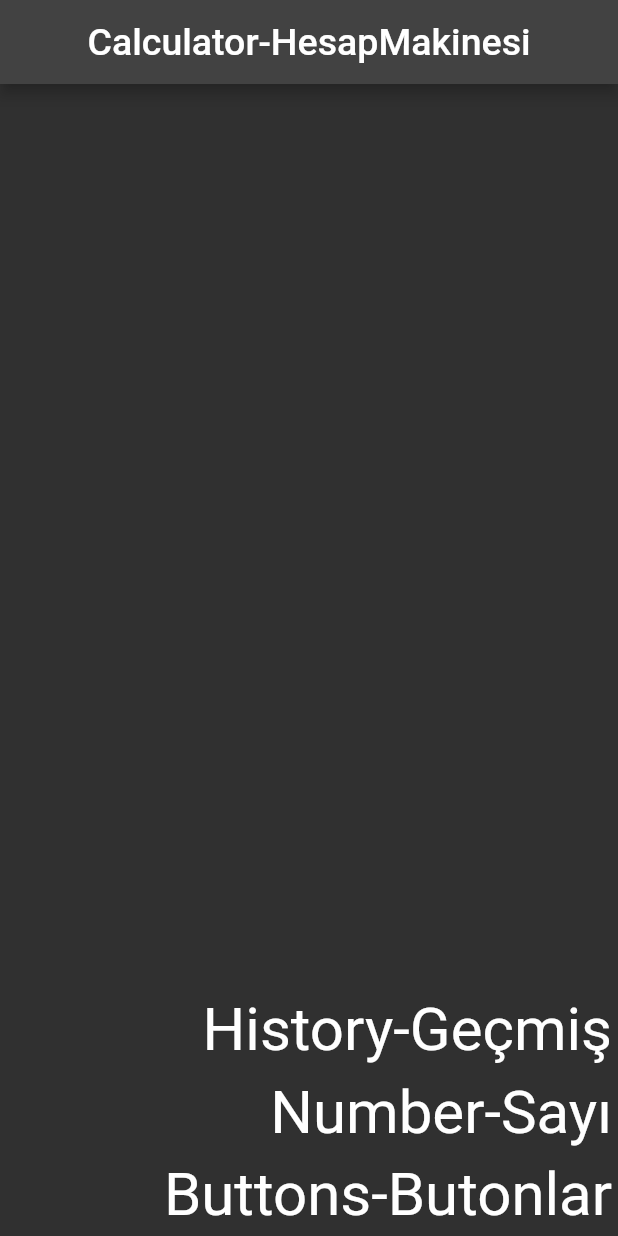
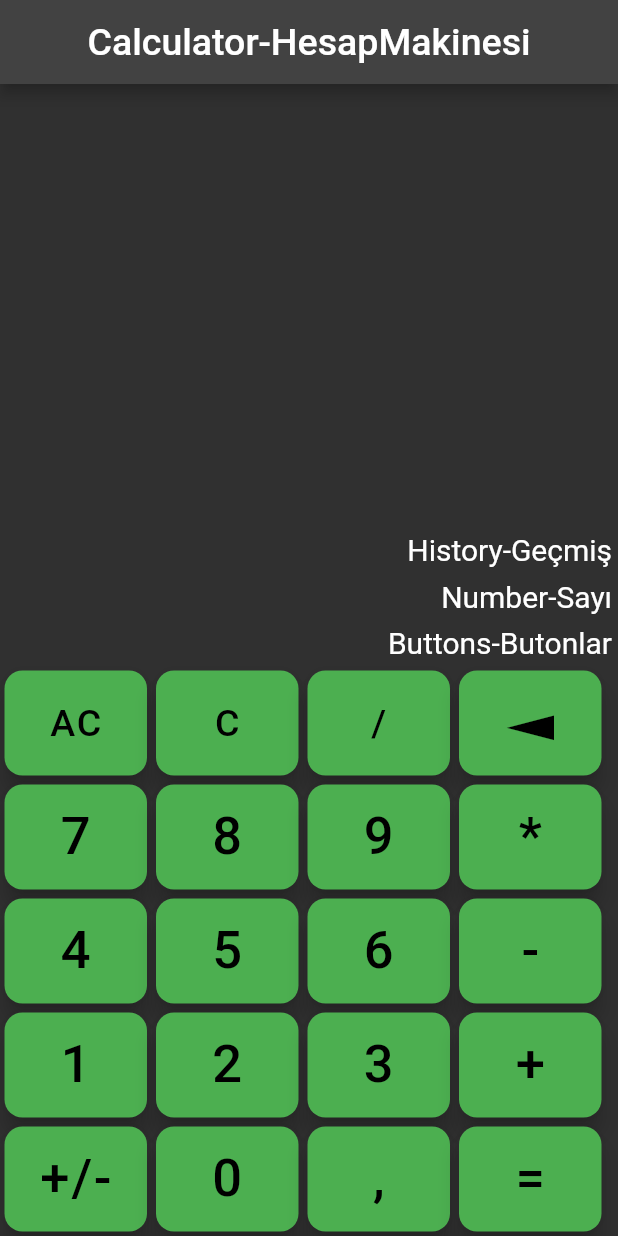
Before and after one commit to ahmet1bey/Projects-Projeler, a Flutter app: the screen it shows after launch, on a phone screen of 412 x 824 dp. Run offline on Flutter 3.47's test engine with Material 2 defaults, Android fonts, the phone set to English and light mode, and no system bars; our stand-ins replace google_fonts.

Commit message:
Görsel tasarım yapıldı

```diff
--- /dev/null
+++ b/Dart-Flutter/Calculator-HesapMakinesi-1/hesapla/lib/ButtonsButonlar.dart
@@ -0,0 +1,42 @@
+import 'package:flutter/material.dart';
+import 'package:google_fonts/google_fonts.dart';
+
+class ButtonsButonlar extends StatelessWidget {
+  final String TextMetin;
+  final double SizeBoyut;
+  final Function ClickTiklama;
+
+  const ButtonsButonlar(
+      { //Key? key,
+      required this.TextMetin,
+      required this.SizeBoyut,
+      required this.ClickTiklama});
+       //: super(key: key);
+
+  @override
+  Widget build(BuildContext context) {
+    return Container(
+      margin: EdgeInsets.all(3.0),
+      child: SizedBox(
+          width: 95,
+          height: 70,
+          child: FloatingActionButton(
+            onPressed: () {
+              ClickTiklama(TextMetin);
+            },
+            backgroundColor: Colors.green,
+            shape: RoundedRectangleBorder(
+              borderRadius: BorderRadius.circular(12),
+            ),
+            foregroundColor: Colors.black,
+            child: Text(
+              TextMetin,
+              style: GoogleFonts.xanhMono(
+                  textStyle: TextStyle(
+                fontSize: SizeBoyut,
+              )),
+            ),
+          )),
+    );
+  }
+}
--- a/Dart-Flutter/Calculator-HesapMakinesi-1/hesapla/lib/main.dart
+++ b/Dart-Flutter/Calculator-HesapMakinesi-1/hesapla/lib/main.dart
@@ -1,6 +1,6 @@
 import 'package:flutter/material.dart';
 import 'package:google_fonts/google_fonts.dart';
-
+import 'ButtonsButonlar.dart';
 
 void main() {
   runApp(const hesapla());
@@ -8,68 +8,209 @@ void main() {
 
 class hesapla extends StatefulWidget {
   const hesapla({Key? key}) : super(key: key);
+
   @override
   State<hesapla> createState() => _hesaplaState();
 }
 
+class _hesaplaState extends State<hesapla> {
 
-class _hesaplaState extends State<hesapla> {
+  void ButtonClick (String ButtonValue){
+
+    print(ButtonValue);
+
+  }
+
   @override
   Widget build(BuildContext context) {
     return MaterialApp(
         debugShowCheckedModeBanner: false,
-      theme:ThemeData(
-        brightness:Brightness.values[0]
-      ),
+        theme: ThemeData(brightness: Brightness.values[0]),
         home: Scaffold(
-
             appBar: AppBar(
-          title: Text("Calculator-HesapMakinesi",
+              title: Text(
+                "Calculator-HesapMakinesi",
                 style: GoogleFonts.zillaSlabHighlight(
                   fontSize: 25,
                 ),
               ),
               centerTitle: true,
-
             ),
-        body:Column(
+            body: Column(
               mainAxisAlignment: MainAxisAlignment.end,
                children: [
                 Container(
-              alignment:Alignment(1,1),
+                  alignment: Alignment(1, 1),
                   child: Padding(
                     padding: const EdgeInsets.all(4.0),
-                child: Text("History-Geçmiş",
+                    child: Text(
+                      "History-Geçmiş",
                       style: GoogleFonts.xanhMono(
                           textStyle: TextStyle(
-                    fontSize: 40,
-                  )
-                ),),
+                        fontSize: 20,
+                      )),
+                    ),
                   ),
                 ),
                 Container(
-                alignment: Alignment(1,1),
+                    alignment: Alignment(1, 1),
                     child: Padding(
                       padding: const EdgeInsets.all(4.0),
-                  child: Text("Number-Sayı",
+                      child: Text(
+                        "Number-Sayı",
                         style: GoogleFonts.xanhMono(
-                    fontSize: 40,
-                  ),),
+                          fontSize: 20,
+                        ),
+                      ),
                     )),
                 Container(
-              alignment:Alignment(1,1),
+                  alignment: Alignment(1, 1),
                   child: Padding(
                     padding: const EdgeInsets.all(4.0),
-                child: Text("Buttons-Butonlar",
+                    child: Text(
+                      "Buttons-Butonlar",
                       style: GoogleFonts.xanhMono(
-                  fontSize: 40,
-                ),),
+                        fontSize: 20,
                       ),
                     ),
+                  ),
+                ),
+                Row(
+                  mainAxisAlignment: MainAxisAlignment.spaceBetween,
+                  children: [
+                    Row(
+                      mainAxisAlignment: MainAxisAlignment.spaceBetween,
+                      children: [
+                        ButtonsButonlar(
+                            TextMetin: "AC",
+                            SizeBoyut: 25,
+                            ClickTiklama: ButtonClick),
+                        ButtonsButonlar(
+                            TextMetin: "C",
+                            SizeBoyut: 25,
+                            ClickTiklama: ButtonClick),
+                        ButtonsButonlar(
+                            TextMetin: "/",
+                            SizeBoyut: 25,
+                            ClickTiklama: ButtonClick),
+                        ButtonsButonlar(
+                            TextMetin: "◄",
+                            SizeBoyut: 50,
+                            ClickTiklama: ButtonClick),
+
                       ],
+                    )
+                  ],
+                ),
+                Row(
+                  mainAxisAlignment: MainAxisAlignment.spaceBetween,
+                  children: [
+                    Row(
+                      mainAxisAlignment: MainAxisAlignment.spaceBetween,
+                      children: [
+                        ButtonsButonlar(
+                            TextMetin: "7",
+                            SizeBoyut: 35,
+                            ClickTiklama: ButtonClick),
+                        ButtonsButonlar(
+                            TextMetin: "8",
+                            SizeBoyut: 35,
+                            ClickTiklama: ButtonClick),
+                        ButtonsButonlar(
+                            TextMetin: "9",
+                            SizeBoyut: 35,
+                            ClickTiklama: ButtonClick),
+                        ButtonsButonlar(
+                            TextMetin: "*",
+                            SizeBoyut: 35,
+                            ClickTiklama: ButtonClick),
 
+                      ],
                     )
+                  ],
+                ),
+                Row(
+                  mainAxisAlignment: MainAxisAlignment.spaceBetween,
+                  children: [
+                    Row(
+                      mainAxisAlignment: MainAxisAlignment.spaceBetween,
+                      children: [
+                        ButtonsButonlar(
+                            TextMetin: "4",
+                            SizeBoyut: 35,
+                            ClickTiklama: ButtonClick),
+                        ButtonsButonlar(
+                            TextMetin: "5",
+                            SizeBoyut: 35,
+                            ClickTiklama: ButtonClick),
+                        ButtonsButonlar(
+                            TextMetin: "6",
+                            SizeBoyut: 35,
+                            ClickTiklama: ButtonClick),
+                        ButtonsButonlar(
+                            TextMetin: "-",
+                            SizeBoyut: 35,
+                            ClickTiklama: ButtonClick),
+
+                      ],
                     )
-    );
+                  ],
+                ),
+                Row(
+                  mainAxisAlignment: MainAxisAlignment.spaceBetween,
+                  children: [
+                    Row(
+                      mainAxisAlignment: MainAxisAlignment.spaceBetween,
+                      children: [
+                        ButtonsButonlar(
+                            TextMetin: "1",
+                            SizeBoyut: 35,
+                            ClickTiklama: ButtonClick),
+                        ButtonsButonlar(
+                            TextMetin: "2",
+                            SizeBoyut: 35,
+                            ClickTiklama: ButtonClick),
+                        ButtonsButonlar(
+                            TextMetin: "3",
+                            SizeBoyut: 35,
+                            ClickTiklama: ButtonClick),
+                        ButtonsButonlar(
+                            TextMetin: "+",
+                            SizeBoyut: 35,
+                            ClickTiklama: ButtonClick),
+
+                      ],
+                    )
+                  ],
+                ),
+                Row(
+                  mainAxisAlignment: MainAxisAlignment.spaceBetween,
+                  children: [
+                    Row(
+                      mainAxisAlignment: MainAxisAlignment.spaceBetween,
+                      children: [
+                        ButtonsButonlar(
+                            TextMetin: "+/-",
+                            SizeBoyut: 35,
+                            ClickTiklama: ButtonClick),
+                        ButtonsButonlar(
+                            TextMetin: "0",
+                            SizeBoyut: 35,
+                            ClickTiklama: ButtonClick),
+                        ButtonsButonlar(
+                            TextMetin: ",",
+                            SizeBoyut: 35,
+                            ClickTiklama: ButtonClick),
+                        ButtonsButonlar(
+                            TextMetin: "=",
+                            SizeBoyut: 35,
+                            ClickTiklama: ButtonClick),
+
+                      ],
+                    )
+                  ],
+                ),
+              ],
+            )));
   }
 }
```
Lines whose indentation alone changed are shown as unchanged.
